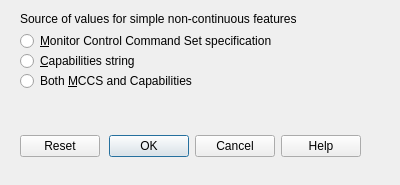
Old version of the form src/option_dialogs/other_options_dialog.ui in the repository rockowitz/ddcui.
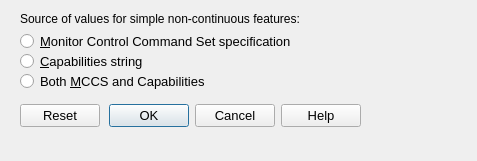
New version of the form.

Commit message: feature_selection_dialog.cpp/h/ui, other_options_dialog.ui user_interface_options_dialog.ui: dialog box adjustments for consistency

The edit to the form file:
```diff
--- a/src/option_dialogs/other_options_dialog.ui
+++ b/src/option_dialogs/other_options_dialog.ui
@@ -9,8 +9,8 @@
    <rect>
     <x>0</x>
     <y>0</y>
-    <width>400</width>
-    <height>185</height>
+    <width>477</width>
+    <height>161</height>
    </rect>
   </property>
   <property name="windowTitle">
@@ -23,11 +23,16 @@
    <property name="geometry">
     <rect>
      <x>20</x>
-     <y>130</y>
+     <y>100</y>
      <width>341</width>
      <height>32</height>
     </rect>
    </property>
+   <property name="font">
+    <font>
+     <pointsize>10</pointsize>
+    </font>
+   </property>
    <property name="orientation">
     <enum>Qt::Horizontal</enum>
    </property>
@@ -47,6 +52,11 @@
      <height>22</height>
     </rect>
    </property>
+   <property name="font">
+    <font>
+     <pointsize>10</pointsize>
+    </font>
+   </property>
    <property name="toolTip">
     <string>List of valid values are taken from the MCCS specification</string>
    </property>
@@ -66,6 +76,11 @@
      <height>22</height>
     </rect>
    </property>
+   <property name="font">
+    <font>
+     <pointsize>10</pointsize>
+    </font>
+   </property>
    <property name="toolTip">
     <string>List of valid values taken from the capabilities string, names of valid values taken from MCCS spec</string>
    </property>
@@ -81,12 +96,12 @@
     <rect>
      <x>20</x>
      <y>10</y>
-     <width>341</width>
+     <width>441</width>
      <height>18</height>
     </rect>
    </property>
    <property name="text">
-    <string>Source of values for simple non-continuous features</string>
+    <string>Source of values for simple non-continuous features:</string>
    </property>
   </widget>
   <widget class="QRadioButton" name="bothNcValuesButton">
@@ -98,6 +113,11 @@
      <height>22</height>
     </rect>
    </property>
+   <property name="font">
+    <font>
+     <pointsize>10</pointsize>
+    </font>
+   </property>
    <property name="toolTip">
     <string>Valid values are those either in the MCCS spec or the capabilities string</string>
    </property>
```
Left out of the diff: 2 changed lines with no effect on the pictures. The commit also changes 4 other files.
